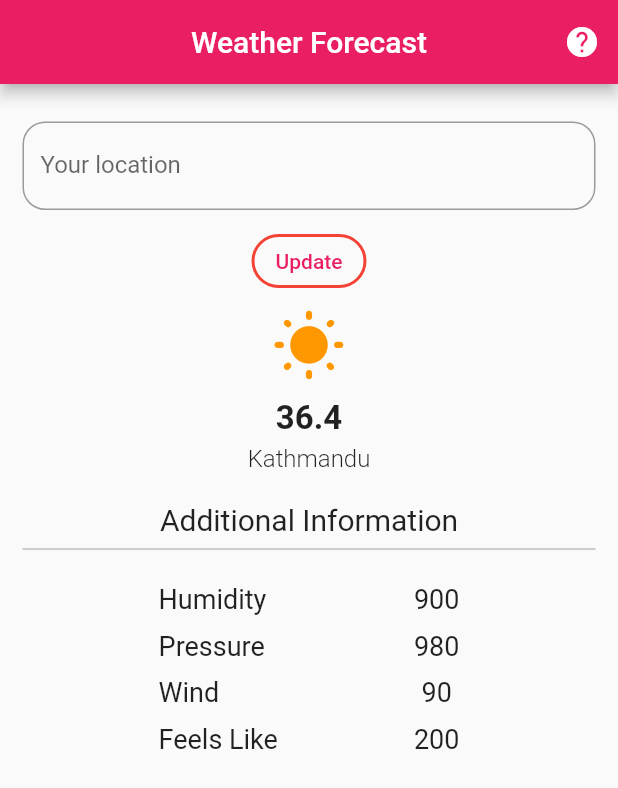
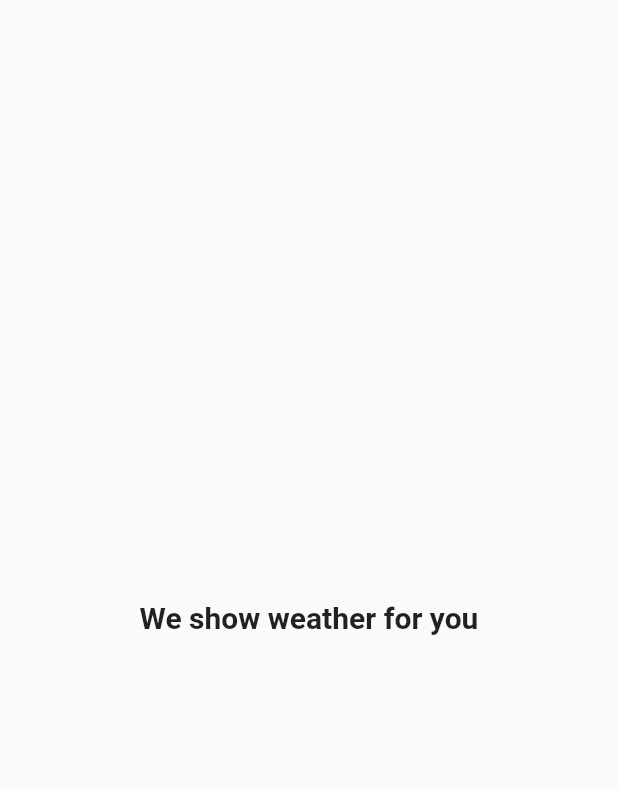
Before and after one commit to aakashsahh/weather_api, a Flutter app: the screen it shows after launch, after a tap on the "help" icon, on a phone screen of 412 x 824 dp. Shown: the top 788 px of the screen. Run offline on Flutter 3.47's test engine with Material 2 defaults, Android fonts, the phone set to English and light mode, and no system bars.

Commit message:
splash screen ui

```diff
--- a/lib/home_screen.dart
+++ b/lib/home_screen.dart
@@ -1,4 +1,5 @@
 import 'package:flutter/material.dart';
+import 'package:weather_project/splash_screen.dart';
 
 import 'utils/text_style/text_style.dart';
 
@@ -22,6 +23,8 @@ class _HomeScreenState extends State<HomeScreen> {
             child: InkWell(
                 onTap: () {
                   debugPrint("help button was clicked");
+                  Navigator.push(context,
+                      MaterialPageRoute(builder: (builder) => const splash()));
                 },
                 child: const Icon(Icons.help)),
           )
--- a/lib/main.dart
+++ b/lib/main.dart
@@ -1,4 +1,5 @@
 import 'package:flutter/material.dart';
+import 'package:weather_project/splash_screen.dart';
 
 import 'home_screen.dart';
 
@@ -17,7 +18,7 @@ class MyApp extends StatelessWidget {
       theme: ThemeData(
         primarySwatch: Colors.pink,
       ),
-      home: const HomeScreen(),
+      home: const splash(),
 
     );
   }
--- /dev/null
+++ b/lib/splash_screen.dart
@@ -0,0 +1,38 @@
+import 'dart:async';
+
+import 'package:flutter/material.dart';
+import 'package:weather_project/home_screen.dart';
+
+// ignore: camel_case_types
+class splash extends StatefulWidget {
+  const splash({Key? key}) : super(key: key);
+
+  @override
+  State<splash> createState() => _splashState();
+}
+
+// ignore: camel_case_types
+class _splashState extends State<splash> {
+  @override
+  void initState() {
+    super.initState();
+    Timer(const Duration(seconds: 5), () {
+      Navigator.pushReplacement(context,
+          MaterialPageRoute(builder: ((context) => const HomeScreen())));
+    });
+  }
+
+  @override
+  Widget build(BuildContext context) {
+    return const Scaffold(
+      body: Center(
+        child: Text(
+          "We show weather for you",
+          style: TextStyle(fontSize: 20, fontWeight: FontWeight.w600),
+        ),
+
+      ),
+
+    );
+  }
+}
```
Also changed, not shown: lib/Services/weather_api_client.dart (added, +8 -0 lines).
